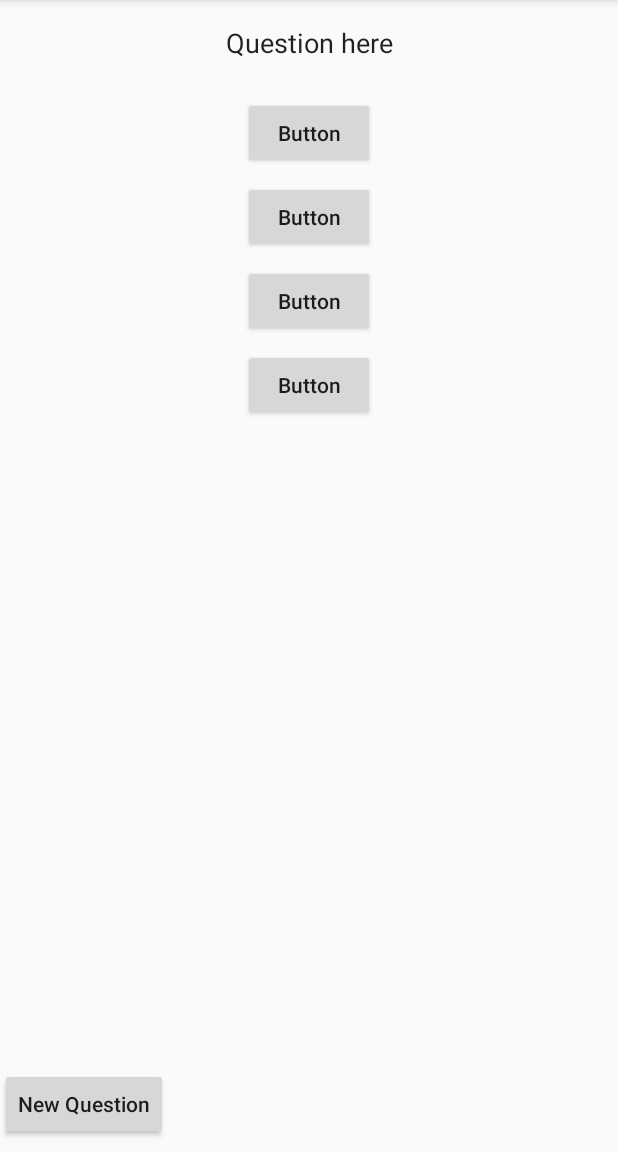
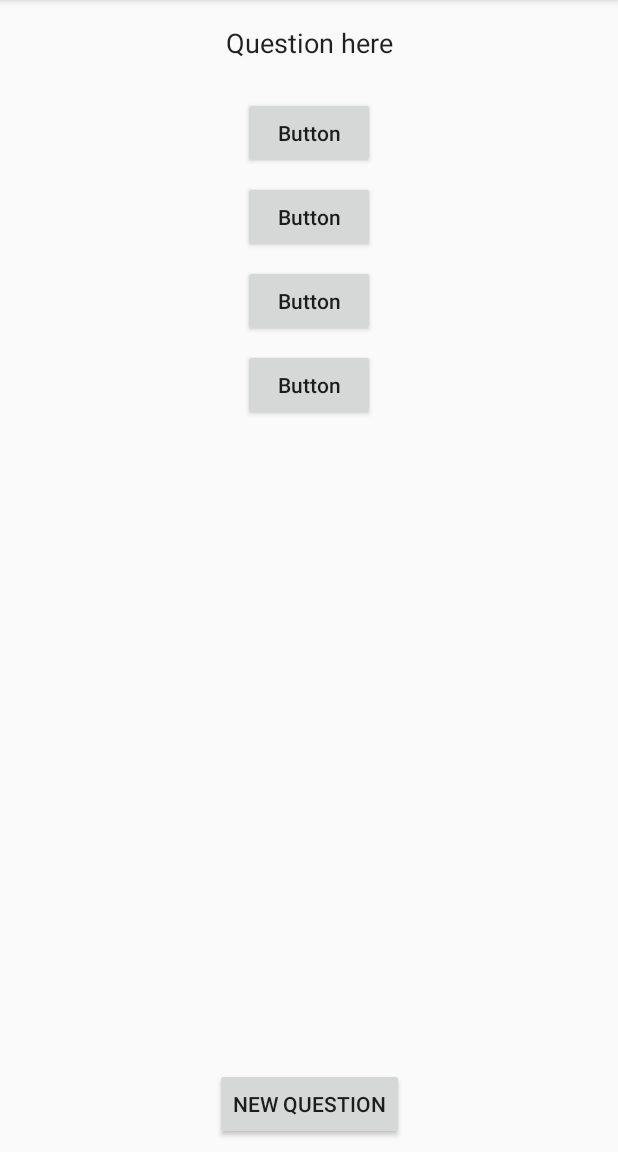
Before and after one commit to isheets/Isaac_Sheets_MAD_Spring2019, an Android app: the screen it shows after launch (MainActivity), on a phone screen of 412 x 824 dp, the part 84-1236 px from its top. Run offline under Robolectric (Android 15) with nearby library versions, the phone set to English and light mode, and no system bars.

Commit message:
update layout file
add string resources and constraints

```diff
--- a/lab09/app/src/main/res/layout/activity_main.xml
+++ b/lab09/app/src/main/res/layout/activity_main.xml
@@ -13,7 +13,7 @@
         android:layout_marginLeft="8dp"
         android:layout_marginTop="16dp"
         android:layout_marginRight="8dp"
-        android:text="Question here"
+        android:text="@string/question_here"
         android:textAppearance="@android:style/TextAppearance.Medium"
         app:layout_constraintLeft_toLeftOf="parent"
         app:layout_constraintRight_toRightOf="parent"
@@ -26,7 +26,7 @@
         android:layout_marginStart="8dp"
         android:layout_marginTop="24dp"
         android:layout_marginEnd="8dp"
-        android:text="Button"
+        android:text="@string/button"
         android:textAllCaps="false"
         app:layout_constraintEnd_toEndOf="parent"
         app:layout_constraintStart_toStartOf="parent"
@@ -39,7 +39,7 @@
         android:layout_marginStart="8dp"
         android:layout_marginTop="8dp"
         android:layout_marginEnd="8dp"
-        android:text="Button"
+        android:text="@string/button"
         android:textAllCaps="false"
         app:layout_constraintEnd_toEndOf="parent"
         app:layout_constraintStart_toStartOf="parent"
@@ -52,7 +52,7 @@
         android:layout_marginStart="8dp"
         android:layout_marginTop="8dp"
         android:layout_marginEnd="8dp"
-        android:text="Button"
+        android:text="@string/button"
         android:textAllCaps="false"
         app:layout_constraintEnd_toEndOf="parent"
         app:layout_constraintStart_toStartOf="parent"
@@ -65,7 +65,7 @@
         android:layout_marginStart="8dp"
         android:layout_marginTop="8dp"
         android:layout_marginEnd="8dp"
-        android:text="Button"
+        android:text="@string/button"
         android:textAllCaps="false"
         app:layout_constraintEnd_toEndOf="parent"
         app:layout_constraintStart_toStartOf="parent"
@@ -75,10 +75,13 @@
         android:id="@+id/newQuestion"
         android:layout_width="wrap_content"
         android:layout_height="wrap_content"
+        android:layout_marginStart="8dp"
+        android:layout_marginEnd="8dp"
         android:layout_marginBottom="8dp"
-        android:text="New Question"
-        android:textAllCaps="false"
+        android:text="@string/new_question"
+        android:textAllCaps="true"
         app:layout_constraintBottom_toBottomOf="parent"
-        tools:layout_editor_absoluteX="161dp" />
+        app:layout_constraintEnd_toEndOf="parent"
+        app:layout_constraintStart_toStartOf="parent" />
 
 </android.support.constraint.ConstraintLayout>
--- a/lab09/app/src/main/res/values/strings.xml
+++ b/lab09/app/src/main/res/values/strings.xml
@@ -1,3 +1,9 @@
 <resources>
     <string name="app_name">lab09</string>
+    <string name="new_question">New Question</string>
+    <string name="button">Button</string>
+    <string name="button">Button</string>
+    <string name="button">Button</string>
+    <string name="button">Button</string>
+    <string name="question_here">Question here</string>
 </resources>
```
